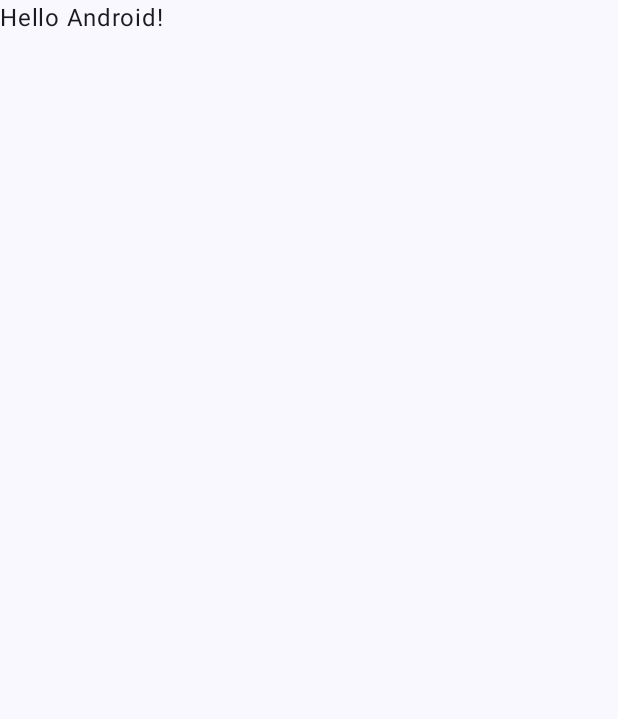
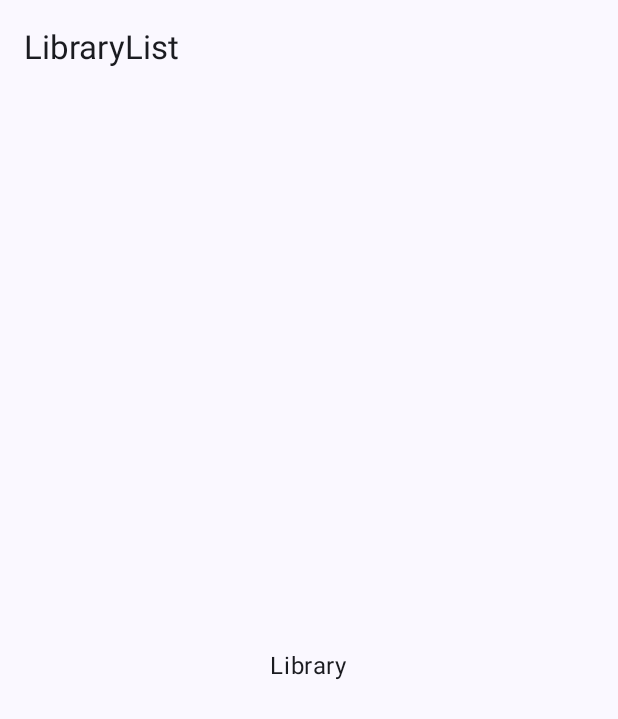
Before and after one commit to samuelkiszka/VirtualLibrary, an Android app built with Jetpack Compose: the screen it shows after launch (MainActivity), on a phone screen of 412 x 824 dp. Before the commit the part shown is almost empty. Shown: the top 719 px of the screen. Run offline under Robolectric (Android 15) with nearby library versions, the phone set to English and light mode, and no system bars.

Commit message:
Screen and ViewModel files

```diff
--- a/app/build.gradle.kts
+++ b/app/build.gradle.kts
@@ -59,6 +59,8 @@ dependencies {
     implementation(libs.androidx.ui.graphics)
     implementation(libs.androidx.ui.tooling.preview)
     implementation(libs.androidx.material3)
+    implementation(libs.androidx.navigation.runtime.ktx)
+    implementation(libs.androidx.navigation.compose)
     testImplementation(libs.junit)
     androidTestImplementation(libs.androidx.junit)
     androidTestImplementation(libs.androidx.espresso.core)
--- a/app/src/main/java/com/samuelkiszka/virtuallibrary/MainActivity.kt
+++ b/app/src/main/java/com/samuelkiszka/virtuallibrary/MainActivity.kt
@@ -6,7 +6,9 @@ import androidx.activity.compose.setContent
 import androidx.activity.enableEdgeToEdge
 import androidx.compose.foundation.layout.fillMaxSize
 import androidx.compose.foundation.layout.padding
+import androidx.compose.material3.MaterialTheme
 import androidx.compose.material3.Scaffold
+import androidx.compose.material3.Surface
 import androidx.compose.material3.Text
 import androidx.compose.runtime.Composable
 import androidx.compose.ui.Modifier
@@ -19,29 +21,13 @@ class MainActivity : ComponentActivity() {
         enableEdgeToEdge()
         setContent {
             VirtualLibraryTheme {
-                Scaffold(modifier = Modifier.fillMaxSize()) { innerPadding ->
-                    Greeting(
-                        name = "Android",
-                        modifier = Modifier.padding(innerPadding)
-                    )
+                Surface(
+                    modifier = Modifier.fillMaxSize(),
+                    color = MaterialTheme.colorScheme.background
+                ) {
+                    VirtualLibrary()
                 }
             }
         }
     }
 }
-
-@Composable
-fun Greeting(name: String, modifier: Modifier = Modifier) {
-    Text(
-        text = "Hello $name!",
-        modifier = modifier
-    )
-}
-
-@Preview(showBackground = true)
-@Composable
-fun GreetingPreview() {
-    VirtualLibraryTheme {
-        Greeting("Android")
-    }
-}
--- a/app/src/main/java/com/samuelkiszka/virtuallibrary/VirtualLibrary.kt
+++ b/app/src/main/java/com/samuelkiszka/virtuallibrary/VirtualLibrary.kt
@@ -1 +1,87 @@
 package com.samuelkiszka.virtuallibrary
+
+import androidx.compose.foundation.layout.padding
+import androidx.compose.material3.ExperimentalMaterial3Api
+import androidx.compose.material3.Scaffold
+import androidx.compose.material3.Text
+import androidx.compose.material3.TopAppBar
+import androidx.compose.runtime.Composable
+import androidx.compose.runtime.getValue
+import androidx.compose.ui.Modifier
+import androidx.navigation.compose.NavHost
+import androidx.navigation.NavHostController
+import androidx.navigation.compose.composable
+import androidx.navigation.compose.currentBackStackEntryAsState
+import androidx.navigation.compose.rememberNavController
+import com.samuelkiszka.virtuallibrary.ui.screens.CollectionDetailDestination
+import com.samuelkiszka.virtuallibrary.ui.screens.CollectionDetailScreen
+import com.samuelkiszka.virtuallibrary.ui.screens.CollectionListDestination
+import com.samuelkiszka.virtuallibrary.ui.screens.CollectionListScreen
+import com.samuelkiszka.virtuallibrary.ui.screens.LibraryDetailDestination
+import com.samuelkiszka.virtuallibrary.ui.screens.LibraryDetailScreen
+import com.samuelkiszka.virtuallibrary.ui.screens.LibraryListDestination
+import com.samuelkiszka.virtuallibrary.ui.screens.LibraryListScreen
+import com.samuelkiszka.virtuallibrary.ui.screens.SearchDetailDestination
+import com.samuelkiszka.virtuallibrary.ui.screens.SearchDetailScreen
+import com.samuelkiszka.virtuallibrary.ui.screens.SearchListDestination
+import com.samuelkiszka.virtuallibrary.ui.screens.SearchListScreen
+
+
+@OptIn(ExperimentalMaterial3Api::class)
+@Composable
+fun VirtualLibraryTopBar(
+    route: String
+) {
+    TopAppBar(title = { Text(text = route) })
+}
+
+@Composable
+fun VirtualLibrary(
+    navController: NavHostController = rememberNavController()
+) {
+    val backStackEntry by navController.currentBackStackEntryAsState()
+    val currentScreenRoute = backStackEntry?.destination?.route ?: LibraryListDestination.route
+
+    Scaffold(
+        topBar = {
+            VirtualLibraryTopBar(route = currentScreenRoute)
+        }
+    ) {innerPadding ->
+        NavHost(
+            navController = navController,
+            startDestination = LibraryListDestination.route,
+            modifier = Modifier.padding(innerPadding)
+        ) {
+            composable(
+                route = LibraryListDestination.route
+            ) {
+                LibraryListScreen()
+            }
+            composable(
+                route = LibraryDetailDestination.route
+            ) {
+                LibraryDetailScreen()
+            }
+            composable(
+                route = CollectionListDestination.route
+            ) {
+                CollectionListScreen()
+            }
+            composable(
+                route = CollectionDetailDestination.route
+            ) {
+                CollectionDetailScreen()
+            }
+            composable(
+                route = SearchListDestination.route
+            ) {
+                SearchListScreen()
+            }
+            composable(
+                route = SearchDetailDestination.route
+            ) {
+                SearchDetailScreen()
+            }
+        }
+    }
+}
--- a/app/src/main/java/com/samuelkiszka/virtuallibrary/ui/navigation/NavigationDestination.kt
+++ b/app/src/main/java/com/samuelkiszka/virtuallibrary/ui/navigation/NavigationDestination.kt
@@ -1,4 +1,13 @@
 package com.samuelkiszka.virtuallibrary.ui.navigation
 
 interface NavigationDestination {
+    /**
+     * Unique name to define the path for a composable
+     */
+    val route: String
+
+    /**
+     * String resource id to that contains title to be displayed for the screen.
+     */
+    val titleRes: Int
 }
--- /dev/null
+++ b/app/src/main/java/com/samuelkiszka/virtuallibrary/ui/screens/LibraryListScreen.kt
@@ -0,0 +1,42 @@
+package com.samuelkiszka.virtuallibrary.ui.screens
+
+import androidx.compose.foundation.layout.Arrangement
+import androidx.compose.foundation.layout.Column
+import androidx.compose.foundation.layout.fillMaxSize
+import androidx.compose.material3.Text
+import androidx.compose.runtime.Composable
+import androidx.compose.ui.Alignment
+import androidx.compose.ui.Modifier
+import androidx.compose.ui.res.stringResource
+import androidx.compose.ui.tooling.preview.Preview
+import com.samuelkiszka.virtuallibrary.R
+import com.samuelkiszka.virtuallibrary.ui.navigation.NavigationDestination
+import com.samuelkiszka.virtuallibrary.ui.theme.VirtualLibraryTheme
+
+object LibraryListDestination : NavigationDestination {
+    override val route = "LibraryList"
+    override val titleRes = R.string.library_list_screen_name
+}
+
+@Composable
+fun LibraryListScreen() {
+    Column (
+        horizontalAlignment = Alignment.CenterHorizontally,
+        verticalArrangement = Arrangement.Center,
+        modifier = Modifier.fillMaxSize()
+    ) {
+        Text(
+            text = stringResource(id = R.string.library_list_screen_name)
+        )
+    }
+}
+
+
+
+@Preview(showBackground = true, showSystemUi = true)
+@Composable
+fun LibraryListScreenPreview() {
+    VirtualLibraryTheme {
+        LibraryListScreen()
+    }
+}
--- a/app/src/main/res/values/strings.xml
+++ b/app/src/main/res/values/strings.xml
@@ -1,3 +1,10 @@
 <resources>
-    <string name="app_name">VirtualLibrary</string>
+    <string name="app_name">Virtual Library</string>
+
+    <string name="library_list_screen_name">Library</string>
+    <string name="library_detail_screen_name">Book Detail</string>
+    <string name="collection_list_screen_name">Collections</string>
+    <string name="collection_detail_screen_name">Collection Detail</string>
+    <string name="search_list_screen_name">Search</string>
+    <string name="search_detail_screen_name">Search Book Detail</string>
 </resources>
--- a/gradle/libs.versions.toml
+++ b/gradle/libs.versions.toml
@@ -8,6 +8,8 @@ espressoCore = "3.5.1"
 lifecycleRuntimeKtx = "2.6.1"
 activityCompose = "1.8.0"
 composeBom = "2023.08.00"
+navigationRuntimeKtx = "2.7.7"
+navigationCompose = "2.7.7"
 
 [libraries]
 androidx-core-ktx = { group = "androidx.core", name = "core-ktx", version.ref = "coreKtx" }
@@ -24,6 +26,8 @@ androidx-ui-tooling-preview = { group = "androidx.compose.ui", name = "ui-toolin
 androidx-ui-test-manifest = { group = "androidx.compose.ui", name = "ui-test-manifest" }
 androidx-ui-test-junit4 = { group = "androidx.compose.ui", name = "ui-test-junit4" }
 androidx-material3 = { group = "androidx.compose.material3", name = "material3" }
+androidx-navigation-runtime-ktx = { group = "androidx.navigation", name = "navigation-runtime-ktx", version.ref = "navigationRuntimeKtx" }
+androidx-navigation-compose = { group = "androidx.navigation", name = "navigation-compose", version.ref = "navigationCompose" }
 
 [plugins]
 android-application = { id = "com.android.application", version.ref = "agp" }
```
Also changed, not shown: app/src/main/java/com/samuelkiszka/virtuallibrary/ui/screens/CollectionDetailScreen.kt (added, +40 -0 lines), app/src/main/java/com/samuelkiszka/virtuallibrary/ui/screens/CollectionDetailViewModel.kt (added, +7 -0 lines), app/src/main/java/com/samuelkiszka/virtuallibrary/ui/screens/CollectionListScreen.kt (added, +40 -0 lines), app/src/main/java/com/samuelkiszka/virtuallibrary/ui/screens/CollectionListViewModel.kt (added, +7 -0 lines), app/src/main/java/com/samuelkiszka/virtuallibrary/ui/screens/LibraryDetailScreen.kt (added, +40 -0 lines), app/src/main/java/com/samuelkiszka/virtuallibrary/ui/screens/LibraryDetailViewModel.kt (added, +7 -0 lines), app/src/main/java/com/samuelkiszka/virtuallibrary/ui/screens/LibraryListViewModel.kt (added, +7 -0 lines), app/src/main/java/com/samuelkiszka/virtuallibrary/ui/screens/SearchDetailScreen.kt (added, +40 -0 lines), app/src/main/java/com/samuelkiszka/virtuallibrary/ui/screens/SearchDetailViewModel.kt (added, +7 -0 lines), app/src/main/java/com/samuelkiszka/virtuallibrary/ui/screens/SearchListScreen.kt (added, +40 -0 lines), app/src/main/java/com/samuelkiszka/virtuallibrary/ui/screens/SearchListViewModel.kt (added, +7 -0 lines).
